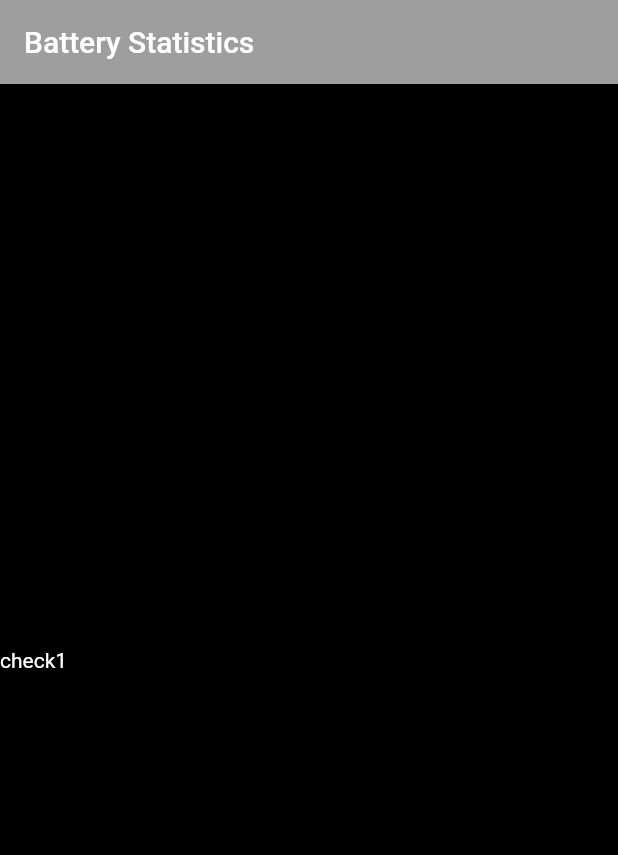
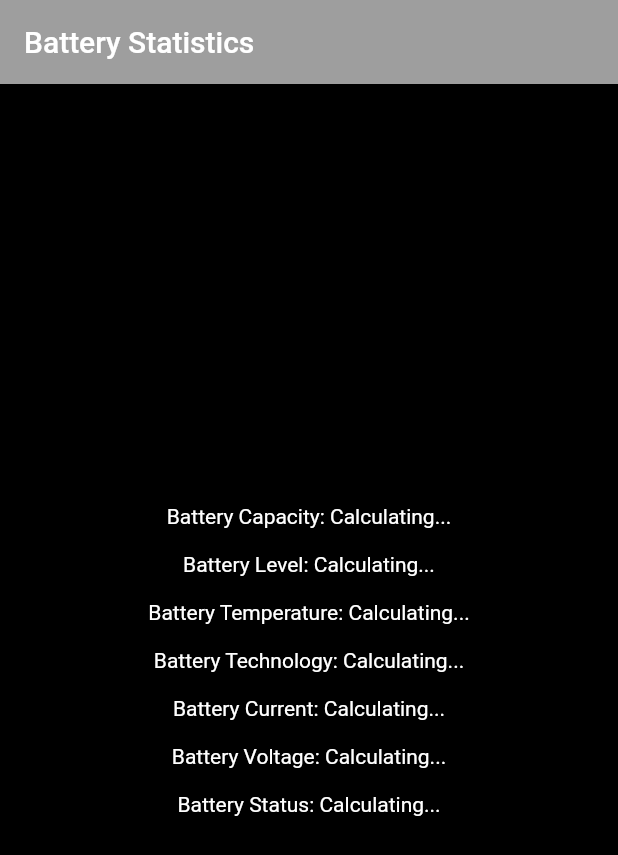
Before and after one commit to BilawalAhmed0900/BatteryStats, a Flutter app: the screen it shows after launch, on a phone screen of 412 x 824 dp. Shown: the top 855 px of the screen. Run offline on Flutter 3.47's test engine with Material 2 defaults, Android fonts, the phone set to English and light mode, and no system bars; missing offline and left inert: battery_info.

Commit message:
App completed with basic GUI

```diff
--- a/lib/main.dart
+++ b/lib/main.dart
@@ -1,4 +1,7 @@
+import 'package:battery_info/battery_info_plugin.dart';
 import 'package:flutter/material.dart';
+import 'package:battery_info/model/android_battery_info.dart';
+import 'dart:async';
 
 void main() {
   runApp(BatteryInfo());
@@ -23,6 +26,22 @@ class BatteryInfo extends StatefulWidget {
 }
 
 class _BatteryInfoState extends State<BatteryInfo> {
+  AndroidBatteryInfo? batteryInfo;
+
+  @override
+  void initState() {
+    super.initState();
+    Timer.periodic(Duration(
+      seconds: 1
+    ), (timer) {
+      BatteryInfoPlugin().androidBatteryInfo.then((value) {
+        setState(() {
+          batteryInfo = value;
+        });
+      });
+    });
+  }
+
   @override
   Widget build(BuildContext context) {
     return MaterialApp(
@@ -33,9 +52,23 @@ class _BatteryInfoState extends State<BatteryInfo> {
         ),
 
         body: Center(
-          child: Row(
+          child: Column(
+            mainAxisAlignment: MainAxisAlignment.center,
+            crossAxisAlignment: CrossAxisAlignment.center,
             children: [
-              TextWhite(text: "check1")
+              TextWhite(text: "Battery Capacity: " + (batteryInfo != null ? (batteryInfo!.batteryCapacity! * 100 / batteryInfo!.batteryLevel! / 1000).toStringAsFixed(0) + " mAh (Approx)"  : "Calculating...")),
+              TextWhite(text: "",),
+              TextWhite(text: "Battery Level: " + (batteryInfo != null ? batteryInfo!.batteryLevel!.toString() + " %" : "Calculating...")),
+              TextWhite(text: "",),
+              TextWhite(text: "Battery Temperature: " + (batteryInfo != null ? batteryInfo!.temperature!.toString() + " C" : "Calculating...")),
+              TextWhite(text: "",),
+              TextWhite(text: "Battery Technology: " + (batteryInfo != null ? batteryInfo!.technology! : "Calculating...")),
+              TextWhite(text: "",),
+              TextWhite(text: "Battery Current: " + (batteryInfo != null ? (batteryInfo!.currentNow! / 1000 * -1).toStringAsFixed(0) + " mA" : "Calculating...")),
+              TextWhite(text: "",),
+              TextWhite(text: "Battery Voltage: " + (batteryInfo != null ? (batteryInfo!.voltage! / 1000).toString() + " V": "Calculating...")),
+              TextWhite(text: "",),
+              TextWhite(text: "Battery Status: " + (batteryInfo != null ? batteryInfo!.chargingStatus!.toString().split(".")[1] : "Calculating...")),
             ],
           ),
         ),
```
Also changed, not shown: 1 other file.
